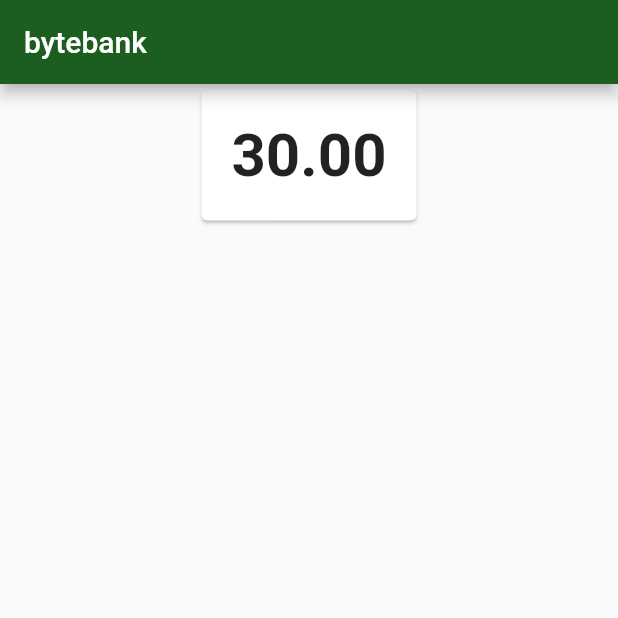
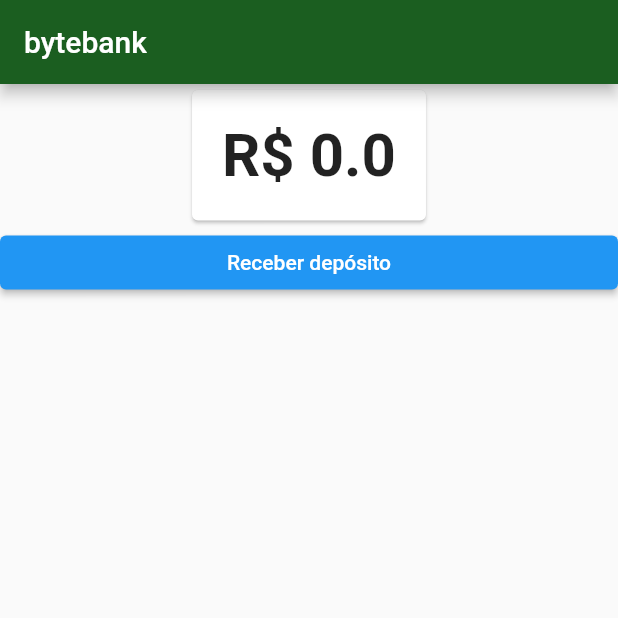
Before and after one commit to RafaelPiedade/bytebank, a Flutter app: the screen it shows after launch, on a phone screen of 412 x 824 dp, the top half of it. Run offline on Flutter 3.47's test engine with Material 2 defaults, Android fonts, the light colour scheme and no system bars.

Commit message:
generate screen DepositoFormulario

```diff
--- a/lib/components/saldo.dart
+++ /dev/null
@@ -1,20 +0,0 @@
-import 'package:flutter/material.dart';
-
-class Saldo extends StatelessWidget {
-  @override
-  Widget build(BuildContext context) {
-    return Card(
-      child: Padding(
-        padding: EdgeInsets.all(20.0),
-        child: Text(
-          '30.00',
-          textAlign: TextAlign.center,
-          style: TextStyle(
-            fontSize: 40,
-            fontWeight: FontWeight.bold,
-          ),
-        ),
-      ),
-    );
-  }
-}
--- /dev/null
+++ b/lib/models/saldo.dart
@@ -0,0 +1,22 @@
+import 'package:flutter/cupertino.dart';
+
+class Saldo extends ChangeNotifier {
+  double valor;
+
+  Saldo(this.valor);
+
+  void adiciona(double valor) {
+    this.valor += valor;
+    notifyListeners();
+  }
+
+  void subtrai(double valor) {
+    this.valor -= valor;
+    notifyListeners();
+  }
+
+  @override
+  String toString() {
+    return 'R\$ $valor';
+  }
+}
--- a/lib/screens/dashboard.dart
+++ /dev/null
@@ -1,17 +0,0 @@
-import 'package:bytebank/components/saldo.dart';
-import 'package:flutter/material.dart';
-
-class Dashboard extends StatelessWidget {
-  @override
-  Widget build(BuildContext context) {
-    return Scaffold(
-      appBar: AppBar(
-        title: Text('bytebank'),
-      ),
-      body: Align(
-        alignment: Alignment.topCenter,
-        child: Saldo(),
-      ),
-    );
-  }
-}
--- /dev/null
+++ b/lib/screens/dashboard/dashboard.dart
@@ -0,0 +1,43 @@
+import 'package:bytebank/models/saldo.dart';
+import 'package:bytebank/screens/dashboard/saldo.dart';
+import 'package:bytebank/screens/deposito/formulario.dart';
+import 'package:flutter/material.dart';
+import 'package:provider/provider.dart';
+
+import '../transferencia/formulario.dart';
+
+class Dashboard extends StatelessWidget {
+  @override
+  Widget build(BuildContext context) {
+    return Scaffold(
+      appBar: AppBar(
+        title: Text('bytebank'),
+      ),
+      body: ListView(
+        children: [
+          Align(
+            alignment: Alignment.topCenter,
+            child: SaldoCard(),
+          ),
+          Consumer<Saldo>(
+            builder: (context, saldo, child) {
+              return ElevatedButton(
+                child: Text('Receber depósito'),
+                onPressed: () {
+                  Navigator.push(
+                    context,
+                    MaterialPageRoute(
+                      builder: (context) {
+                        return FormularioDeposito();
+                      },
+                    ),
+                  );
+                },
+              );
+            },
+          )
+        ],
+      ),
+    );
+  }
+}
--- /dev/null
+++ b/lib/screens/dashboard/saldo.dart
@@ -0,0 +1,25 @@
+import 'package:bytebank/models/saldo.dart';
+import 'package:flutter/material.dart';
+import 'package:provider/provider.dart';
+
+class SaldoCard extends StatelessWidget {
+  @override
+  Widget build(BuildContext context) {
+    return Card(
+      child: Padding(
+          padding: EdgeInsets.all(20.0),
+          child: Consumer<Saldo>(
+            builder: (context, valor, child) {
+              return Text(
+                valor.toString(),
+                textAlign: TextAlign.center,
+                style: TextStyle(
+                  fontSize: 40,
+                  fontWeight: FontWeight.bold,
+                ),
+              );
+            },
+          )),
+    );
+  }
+}
--- a/pubspec.yaml
+++ b/pubspec.yaml
@@ -28,6 +28,7 @@ dependencies:
   # The following adds the Cupertino Icons font to your application.
   # Use with the CupertinoIcons class for iOS style icons.
   cupertino_icons: ^1.0.2
+  provider:
 
 dev_dependencies:
   flutter_test:
```
Also changed, not shown: lib/main.dart (+9 -3 lines), lib/screens/deposito/formulario.dart (added, +40 -0 lines), pubspec.lock.
